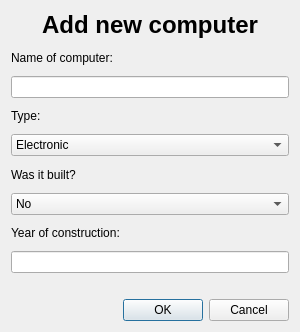
Old version of the form addcomputer.ui in the repository Hopur-50/Verkefni3.
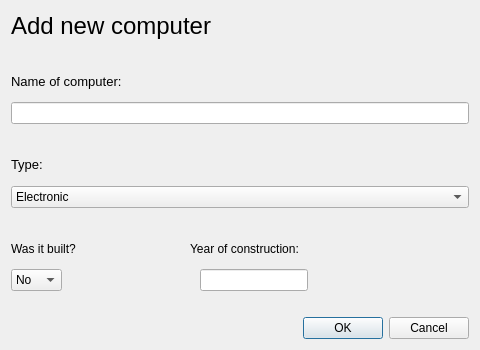
New version of the form.

The edit to the form file:
```diff
--- a/addcomputer.ui
+++ b/addcomputer.ui
@@ -6,8 +6,8 @@
    <rect>
     <x>0</x>
     <y>0</y>
-    <width>300</width>
-    <height>332</height>
+    <width>480</width>
+    <height>350</height>
    </rect>
   </property>
   <property name="windowTitle">
@@ -23,32 +23,75 @@
       <enum>QFrame::Sunken</enum>
      </property>
      <property name="text">
-      <string>&lt;html&gt;&lt;head/&gt;&lt;body&gt;&lt;p align=&quot;center&quot;&gt;&lt;span style=&quot; font-size:18pt; font-weight:600; color:#000000;&quot;&gt;Add new computer&lt;/span&gt;&lt;/p&gt;&lt;/body&gt;&lt;/html&gt;</string>
+      <string>&lt;html&gt;&lt;head/&gt;&lt;body&gt;&lt;p&gt;&lt;span style=&quot; font-size:18pt; color:#000000;&quot;&gt;Add new computer&lt;/span&gt;&lt;/p&gt;&lt;/body&gt;&lt;/html&gt;</string>
      </property>
      <property name="textFormat">
       <enum>Qt::RichText</enum>
      </property>
     </widget>
    </item>
+   <item>
+    <spacer name="horizontalSpacer_5">
+     <property name="orientation">
+      <enum>Qt::Horizontal</enum>
+     </property>
+     <property name="sizeHint" stdset="0">
+      <size>
+       <width>40</width>
+       <height>20</height>
+      </size>
+     </property>
+    </spacer>
+   </item>
    <item>
     <widget class="QLabel" name="label">
      <property name="text">
-      <string>Name of computer:</string>
+      <string>&lt;html&gt;&lt;head/&gt;&lt;body&gt;&lt;p&gt;&lt;span style=&quot; font-size:10pt;&quot;&gt;Name of computer:&lt;/span&gt;&lt;/p&gt;&lt;/body&gt;&lt;/html&gt;</string>
      </property>
     </widget>
    </item>
    <item>
-    <widget class="QLineEdit" name="lineComputerName"/>
+    <widget class="QLineEdit" name="lineComputerName">
+     <property name="sizePolicy">
+      <sizepolicy hsizetype="Expanding" vsizetype="Fixed">
+       <horstretch>0</horstretch>
+       <verstretch>0</verstretch>
+      </sizepolicy>
+     </property>
+    </widget>
    </item>
+   <item>
+    <spacer name="horizontalSpacer_6">
+     <property name="orientation">
+      <enum>Qt::Horizontal</enum>
+     </property>
+     <property name="sizeHint" stdset="0">
+      <size>
+       <width>40</width>
+       <height>20</height>
+      </size>
+     </property>
+    </spacer>
+   </item>
+   <item>
+    <layout class="QHBoxLayout" name="horizontalLayout">
    <item>
     <widget class="QLabel" name="label_2">
      <property name="text">
-      <string>Type:</string>
-     </property>
-    </widget>
+        <string>&lt;html&gt;&lt;head/&gt;&lt;body&gt;&lt;p&gt;&lt;span style=&quot; font-size:10pt;&quot;&gt;Type:&lt;/span&gt;&lt;/p&gt;&lt;/body&gt;&lt;/html&gt;</string>
+       </property>
+      </widget>
+     </item>
+    </layout>
    </item>
    <item>
     <widget class="QComboBox" name="comboType">
+     <property name="maximumSize">
+      <size>
+       <width>16777215</width>
+       <height>16777215</height>
+      </size>
+     </property>
      <property name="currentText">
       <string>Electronic</string>
      </property>
@@ -70,6 +113,21 @@
     </widget>
    </item>
    <item>
+    <spacer name="horizontalSpacer_4">
+     <property name="orientation">
+      <enum>Qt::Horizontal</enum>
+     </property>
+     <property name="sizeHint" stdset="0">
+      <size>
+       <width>40</width>
+       <height>20</height>
+      </size>
+     </property>
+    </spacer>
+   </item>
+   <item>
+    <layout class="QHBoxLayout" name="horizontalLayout_3">
+     <item>
     <widget class="QLabel" name="label_3">
      <property name="text">
       <string>Was it built?</string>
@@ -77,6 +135,46 @@
     </widget>
    </item>
    <item>
+      <spacer name="horizontalSpacer_8">
+       <property name="orientation">
+        <enum>Qt::Horizontal</enum>
+       </property>
+       <property name="sizeType">
+        <enum>QSizePolicy::Fixed</enum>
+       </property>
+       <property name="sizeHint" stdset="0">
+        <size>
+         <width>108</width>
+         <height>20</height>
+        </size>
+       </property>
+      </spacer>
+     </item>
+     <item>
+      <widget class="QLabel" name="label_5">
+       <property name="text">
+        <string>Year of construction: </string>
+       </property>
+      </widget>
+     </item>
+     <item>
+      <spacer name="horizontalSpacer_7">
+       <property name="orientation">
+        <enum>Qt::Horizontal</enum>
+       </property>
+       <property name="sizeHint" stdset="0">
+        <size>
+         <width>40</width>
+         <height>20</height>
+        </size>
+       </property>
+      </spacer>
+     </item>
+    </layout>
+   </item>
+   <item>
+    <layout class="QHBoxLayout" name="horizontalLayout_2">
+     <item>
     <widget class="QComboBox" name="comboWasItBuilt">
      <item>
       <property name="text">
@@ -91,17 +189,38 @@
     </widget>
    </item>
    <item>
-    <widget class="QLabel" name="label_5">
-     <property name="text">
-      <string>Year of construction: </string>
-     </property>
-    </widget>
+      <spacer name="horizontalSpacer_3">
+       <property name="orientation">
+        <enum>Qt::Horizontal</enum>
+       </property>
+       <property name="sizeType">
+        <enum>QSizePolicy::Fixed</enum>
+       </property>
+       <property name="sizeHint" stdset="0">
+        <size>
+         <width>132</width>
+         <height>20</height>
+        </size>
+       </property>
+      </spacer>
    </item>
    <item>
     <widget class="QLineEdit" name="lineYearOfConstruction">
      <property name="enabled">
       <bool>true</bool>
      </property>
+       <property name="sizePolicy">
+        <sizepolicy hsizetype="Fixed" vsizetype="Fixed">
+         <horstretch>0</horstretch>
+         <verstretch>0</verstretch>
+        </sizepolicy>
+       </property>
+       <property name="maximumSize">
+        <size>
+         <width>137</width>
+         <height>16777215</height>
+        </size>
+       </property>
      <property name="inputMethodHints">
       <set>Qt::ImhDigitsOnly|Qt::ImhPreferNumbers</set>
      </property>
@@ -112,6 +231,21 @@
       <bool>false</bool>
      </property>
     </widget>
+     </item>
+     <item>
+      <spacer name="horizontalSpacer_2">
+       <property name="orientation">
+        <enum>Qt::Horizontal</enum>
+       </property>
+       <property name="sizeHint" stdset="0">
+        <size>
+         <width>40</width>
+         <height>20</height>
+        </size>
+       </property>
+      </spacer>
+     </item>
+    </layout>
    </item>
    <item>
     <spacer name="horizontalSpacer">
```
Lines whose indentation alone changed are shown as unchanged.
